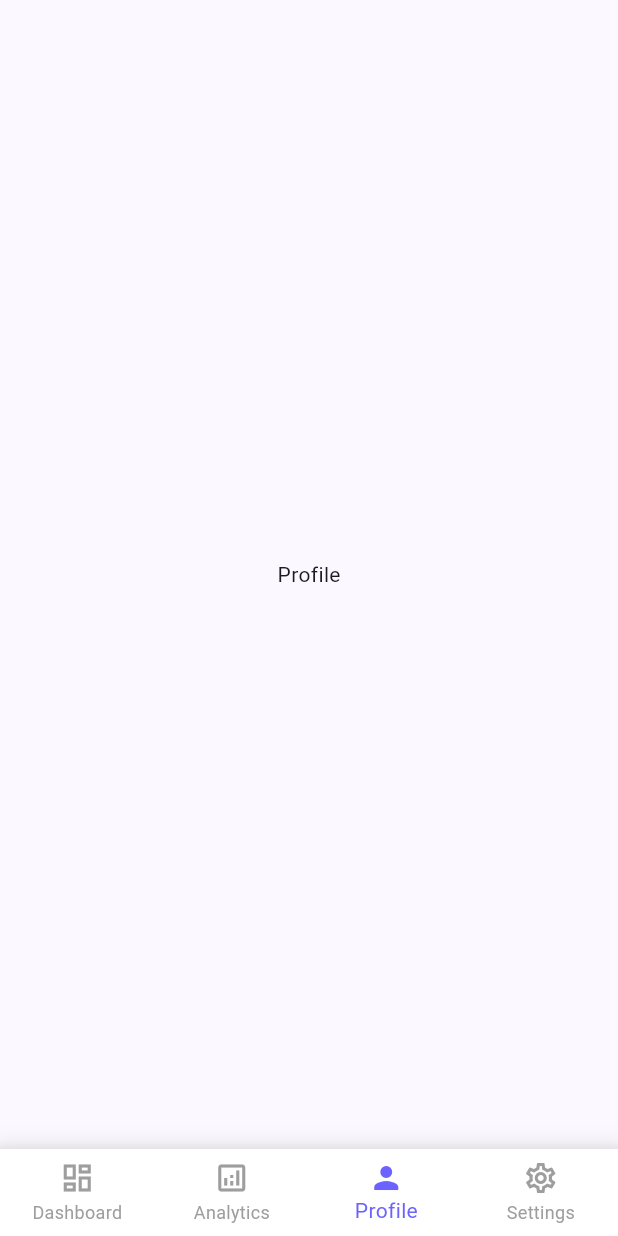
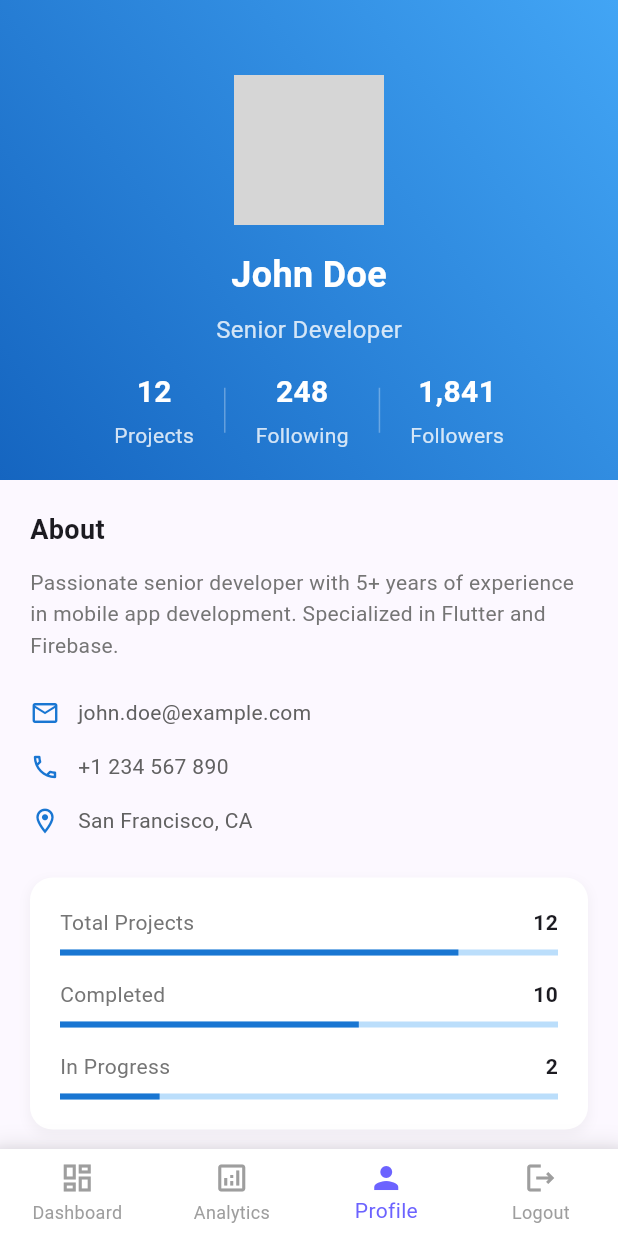
Before and after one commit to BagasStj/Dashboard-App, a Flutter app: the HomePage screen opened directly, item 3 of the bottom bar chosen, on a phone screen of 412 x 824 dp. Run offline on Flutter 3.47's test engine with Material 3 defaults, Android fonts, the phone set to English and light mode, and no system bars; our stand-ins replace fl_chart; network calls fail; grey boxes are pictures that could not be loaded.

Commit message:
🚀feat:profile page building

```diff
--- a/lib/features/dashboard/presentation/pages/home_page.dart
+++ b/lib/features/dashboard/presentation/pages/home_page.dart
@@ -1,5 +1,6 @@
 import 'package:flutter/material.dart';
 import './dashboard_page.dart';
+import './profile_page.dart';
 
 class HomePage extends StatefulWidget {
   const HomePage({Key? key}) : super(key: key);
@@ -11,11 +12,49 @@ class HomePage extends StatefulWidget {
 class _HomePageState extends State<HomePage> {
   int _selectedIndex = 0;
 
+  void _onItemTapped(int index) {
+    if (index == 3) {
+      // Jika logout ditekan
+      _showLogoutDialog();
+    } else {
+      setState(() {
+        _selectedIndex = index;
+      });
+    }
+  }
+
+  Future<void> _showLogoutDialog() async {
+    return showDialog(
+      context: context,
+      builder: (BuildContext context) {
+        return AlertDialog(
+          title: const Text('Logout'),
+          content: const Text('Are you sure you want to logout?'),
+          actions: <Widget>[
+            TextButton(
+              child: const Text('Cancel'),
+              onPressed: () {
+                Navigator.of(context).pop();
+              },
+            ),
+            TextButton(
+              child: const Text('Logout'),
+              onPressed: () {
+                // Implement logout logic here
+                Navigator.of(context).pop();
+              },
+            ),
+          ],
+        );
+      },
+    );
+  }
+
   final List<Widget> _pages = [
     const DashboardPage(),
     const Center(child: Text('Analytics')),
-    const Center(child: Text('Profile')),
-    const Center(child: Text('Settings')),
+    const ProfilePage(),
+    const SizedBox(), // Empty widget for logout
   ];
 
   @override
@@ -34,11 +73,7 @@ class _HomePageState extends State<HomePage> {
         ),
         child: BottomNavigationBar(
           currentIndex: _selectedIndex,
-          onTap: (index) {
-            setState(() {
-              _selectedIndex = index;
-            });
-          },
+          onTap: _onItemTapped,
           type: BottomNavigationBarType.fixed,
           backgroundColor: Colors.white,
           selectedItemColor: Theme.of(context).colorScheme.primary,
@@ -60,9 +95,9 @@ class _HomePageState extends State<HomePage> {
               label: 'Profile',
             ),
             BottomNavigationBarItem(
-              icon: Icon(Icons.settings_outlined),
-              activeIcon: Icon(Icons.settings),
-              label: 'Settings',
+              icon: Icon(Icons.logout_outlined),
+              activeIcon: Icon(Icons.logout),
+              label: 'Logout',
             ),
           ],
         ),
--- /dev/null
+++ b/lib/features/dashboard/presentation/pages/profile_page.dart
@@ -0,0 +1,265 @@
+import 'package:flutter/material.dart';
+
+class ProfilePage extends StatelessWidget {
+  const ProfilePage({Key? key}) : super(key: key);
+
+  @override
+  Widget build(BuildContext context) {
+    return Scaffold(
+      body: SingleChildScrollView(
+        child: Column(
+          children: [
+            _buildHeader(),
+            const SizedBox(height: 20),
+            _buildProfileInfo(),
+            const SizedBox(height: 20),
+            _buildStatistics(),
+            const SizedBox(height: 20),
+            _buildMenuSection(),
+          ],
+        ),
+      ),
+    );
+  }
+
+  Widget _buildHeader() {
+    return Container(
+      padding: const EdgeInsets.only(top: 50, bottom: 20),
+      decoration: BoxDecoration(
+        gradient: LinearGradient(
+          begin: Alignment.topRight,
+          end: Alignment.bottomLeft,
+          colors: [
+            Colors.blue[400]!,
+            Colors.blue[800]!,
+          ],
+        ),
+      ),
+      child: Column(
+        children: [
+          const CircleAvatar(
+            radius: 50,
+            backgroundImage: NetworkImage(
+              'https://ui-avatars.com/api/?name=John+Doe&background=random',
+            ),
+          ),
+          const SizedBox(height: 16),
+          const Text(
+            'John Doe',
+            style: TextStyle(
+              fontSize: 24,
+              fontWeight: FontWeight.bold,
+              color: Colors.white,
+            ),
+          ),
+          const SizedBox(height: 8),
+          Text(
+            'Senior Developer',
+            style: TextStyle(
+              fontSize: 16,
+              color: Colors.white.withOpacity(0.8),
+            ),
+          ),
+          const SizedBox(height: 16),
+          Row(
+            mainAxisAlignment: MainAxisAlignment.center,
+            children: [
+              _buildHeaderItem('Projects', '12'),
+              _buildDivider(),
+              _buildHeaderItem('Following', '248'),
+              _buildDivider(),
+              _buildHeaderItem('Followers', '1,841'),
+            ],
+          ),
+        ],
+      ),
+    );
+  }
+
+  Widget _buildDivider() {
+    return Container(
+      height: 30,
+      width: 1,
+      margin: const EdgeInsets.symmetric(horizontal: 20),
+      color: Colors.white.withOpacity(0.3),
+    );
+  }
+
+  Widget _buildHeaderItem(String title, String value) {
+    return Column(
+      children: [
+        Text(
+          value,
+          style: const TextStyle(
+            fontSize: 20,
+            fontWeight: FontWeight.bold,
+            color: Colors.white,
+          ),
+        ),
+        const SizedBox(height: 4),
+        Text(
+          title,
+          style: TextStyle(
+            fontSize: 14,
+            color: Colors.white.withOpacity(0.8),
+          ),
+        ),
+      ],
+    );
+  }
+
+  Widget _buildProfileInfo() {
+    return Padding(
+      padding: const EdgeInsets.symmetric(horizontal: 20),
+      child: Column(
+        crossAxisAlignment: CrossAxisAlignment.start,
+        children: [
+          const Text(
+            'About',
+            style: TextStyle(
+              fontSize: 18,
+              fontWeight: FontWeight.bold,
+            ),
+          ),
+          const SizedBox(height: 12),
+          Text(
+            'Passionate senior developer with 5+ years of experience in mobile app development. Specialized in Flutter and Firebase.',
+            style: TextStyle(
+              fontSize: 14,
+              color: Colors.grey[600],
+              height: 1.5,
+            ),
+          ),
+          const SizedBox(height: 16),
+          _buildInfoItem(Icons.email_outlined, 'john.doe@example.com'),
+          _buildInfoItem(Icons.phone_outlined, '+1 234 567 890'),
+          _buildInfoItem(Icons.location_on_outlined, 'San Francisco, CA'),
+        ],
+      ),
+    );
+  }
+
+  Widget _buildInfoItem(IconData icon, String text) {
+    return Padding(
+      padding: const EdgeInsets.symmetric(vertical: 8),
+      child: Row(
+        children: [
+          Icon(icon, color: Colors.blue[700], size: 20),
+          const SizedBox(width: 12),
+          Text(
+            text,
+            style: TextStyle(
+              fontSize: 14,
+              color: Colors.grey[700],
+            ),
+          ),
+        ],
+      ),
+    );
+  }
+
+  Widget _buildStatistics() {
+    return Container(
+      padding: const EdgeInsets.all(20),
+      margin: const EdgeInsets.symmetric(horizontal: 20),
+      decoration: BoxDecoration(
+        color: Colors.white,
+        borderRadius: BorderRadius.circular(15),
+        boxShadow: [
+          BoxShadow(
+            color: Colors.grey.withOpacity(0.1),
+            spreadRadius: 1,
+            blurRadius: 5,
+            offset: const Offset(0, 3),
+          ),
+        ],
+      ),
+      child: Column(
+        children: [
+          _buildStatItem('Total Projects', '12', 0.8),
+          const SizedBox(height: 16),
+          _buildStatItem('Completed', '10', 0.6),
+          const SizedBox(height: 16),
+          _buildStatItem('In Progress', '2', 0.2),
+        ],
+      ),
+    );
+  }
+
+  Widget _buildStatItem(String title, String value, double progress) {
+    return Column(
+      crossAxisAlignment: CrossAxisAlignment.start,
+      children: [
+        Row(
+          mainAxisAlignment: MainAxisAlignment.spaceBetween,
+          children: [
+            Text(
+              title,
+              style: TextStyle(
+                fontSize: 14,
+                color: Colors.grey[600],
+              ),
+            ),
+            Text(
+              value,
+              style: const TextStyle(
+                fontSize: 14,
+                fontWeight: FontWeight.bold,
+              ),
+            ),
+          ],
+        ),
+        const SizedBox(height: 8),
+        LinearProgressIndicator(
+          value: progress,
+          backgroundColor: Colors.blue[100],
+          valueColor: AlwaysStoppedAnimation<Color>(Colors.blue[700]!),
+        ),
+      ],
+    );
+  }
+
+  Widget _buildMenuSection() {
+    return Padding(
+      padding: const EdgeInsets.symmetric(horizontal: 20),
+      child: Column(
+        children: [
+          _buildMenuItem(Icons.settings_outlined, 'Settings'),
+          _buildMenuItem(Icons.security_outlined, 'Privacy & Security'),
+          _buildMenuItem(Icons.notifications_outlined, 'Notifications'),
+          _buildMenuItem(Icons.help_outline, 'Help & Support'),
+          _buildMenuItem(Icons.logout_outlined, 'Logout', isLast: true),
+        ],
+      ),
+    );
+  }
+
+  Widget _buildMenuItem(IconData icon, String title, {bool isLast = false}) {
+    return Column(
+      children: [
+        ListTile(
+          leading: Icon(icon, color: Colors.blue[700]),
+          title: Text(
+            title,
+            style: const TextStyle(
+              fontSize: 16,
+              fontWeight: FontWeight.w500,
+            ),
+          ),
+          trailing: const Icon(
+            Icons.chevron_right,
+            color: Colors.grey,
+          ),
+          onTap: () {
+            // Handle menu item tap
+          },
+        ),
+        if (!isLast)
+          Divider(
+            color: Colors.grey[200],
+            height: 1,
+          ),
+      ],
+    );
+  }
+}
--- a/lib/features/dashboard/presentation/widgets/table_card.dart
+++ b/lib/features/dashboard/presentation/widgets/table_card.dart
@@ -8,6 +8,7 @@ class TableCard extends StatelessWidget {
     return Card(
       elevation: 4,
       shadowColor: Colors.black26,
+      color: Colors.white,
       shape: RoundedRectangleBorder(
         borderRadius: BorderRadius.circular(16),
       ),
--- a/lib/features/dashboard/presentation/widgets/top_worst_card.dart
+++ b/lib/features/dashboard/presentation/widgets/top_worst_card.dart
@@ -8,6 +8,7 @@ class TopWorstCard extends StatelessWidget {
     return Card(
       elevation: 4,
       shadowColor: Colors.black26,
+      color: Colors.white,
       shape: RoundedRectangleBorder(
         borderRadius: BorderRadius.circular(16),
       ),
```
Also changed, not shown: lib/features/dashboard/presentation/pages/dashboard_page.dart (+9 -9 lines), lib/features/dashboard/presentation/widgets/summary_card.dart (+8 -8 lines), lib/features/dashboard/presentation/widgets/top_products_card.dart (added, +158 -0 lines).
